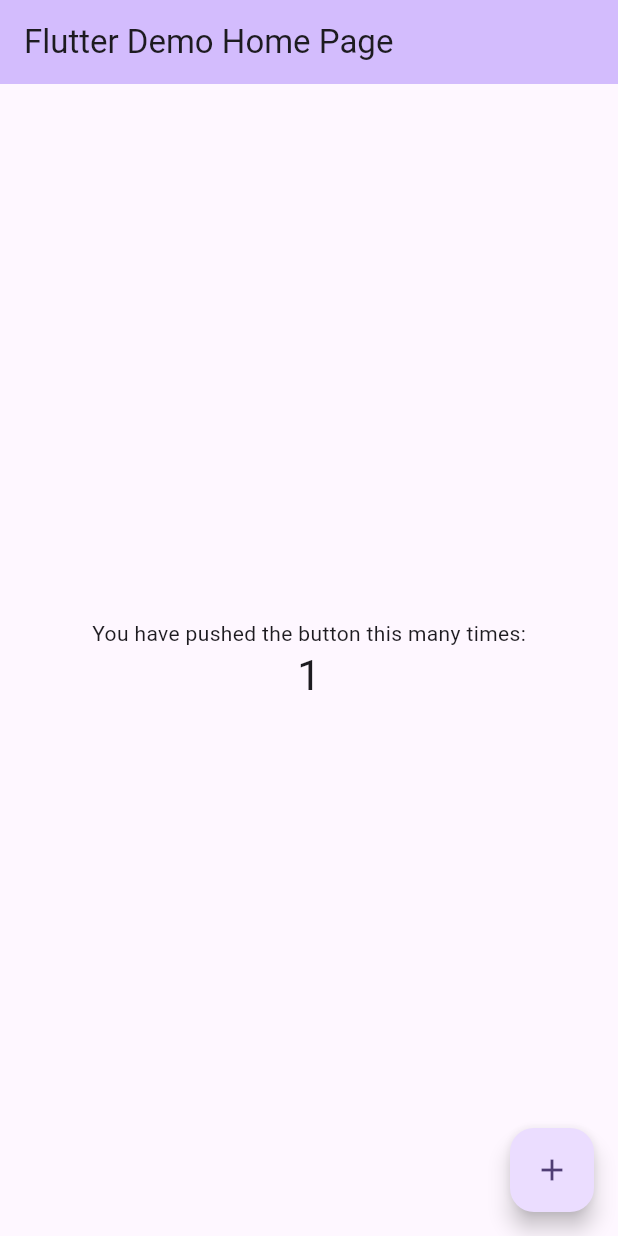
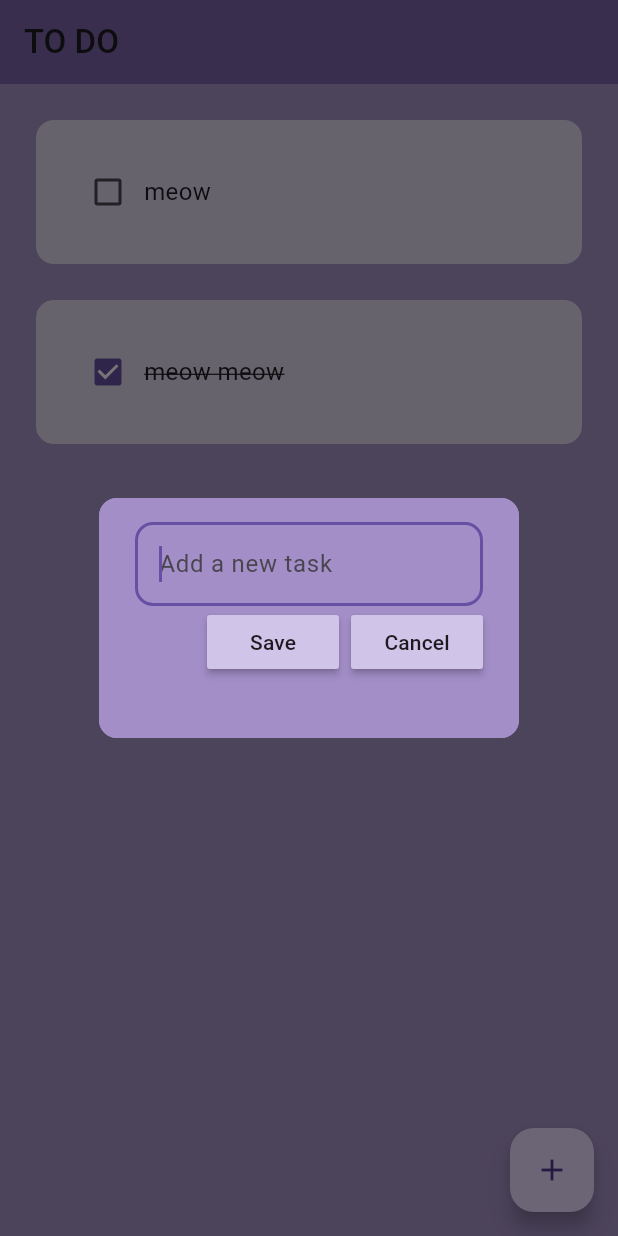
Before and after one commit to Deadlock-exe/to-do_hive, a Flutter app: the screen it shows after launch, after a tap on the "add" icon, on a phone screen of 412 x 824 dp. Run offline on Flutter 3.47's test engine with Material 3 defaults, Android fonts, the phone set to English and light mode, and no system bars; drawn by our look-alikes of flutter_slidable.

Commit message:
overall UI

```diff
--- a/lib/main.dart
+++ b/lib/main.dart
@@ -1,4 +1,5 @@
 import 'package:flutter/material.dart';
+import 'package:todo/pages/homepage.dart';
 
 void main() {
   runApp(const MyApp());
@@ -7,119 +8,14 @@
 class MyApp extends StatelessWidget {
   const MyApp({super.key});
 
-  // This widget is the root of your application.
   @override
   Widget build(BuildContext context) {
     return MaterialApp(
-      title: 'Flutter Demo',
+      debugShowCheckedModeBanner: false,
+      home: const HomePage(),
       theme: ThemeData(
-        // This is the theme of your application.
-        //
-        // TRY THIS: Try running your application with "flutter run". You'll see
-        // the application has a purple toolbar. Then, without quitting the app,
-        // try changing the seedColor in the colorScheme below to Colors.green
-        // and then invoke "hot reload" (save your changes or press the "hot
-        // reload" button in a Flutter-supported IDE, or press "r" if you used
-        // the command line to start the app).
-        //
-        // Notice that the counter didn't reset back to zero; the application
-        // state is not lost during the reload. To reset the state, use hot
-        // restart instead.
-        //
-        // This works for code too, not just values: Most code changes can be
-        // tested with just a hot reload.
-        colorScheme: ColorScheme.fromSeed(seedColor: Colors.deepPurple),
-        useMaterial3: true,
+        primarySwatch: Colors.deepPurple,
       ),
-      home: const MyHomePage(title: 'Flutter Demo Home Page'),
     );
   }
 }
-
-class MyHomePage extends StatefulWidget {
-  const MyHomePage({super.key, required this.title});
-
-  // This widget is the home page of your application. It is stateful, meaning
-  // that it has a State object (defined below) that contains fields that affect
-  // how it looks.
-
-  // This class is the configuration for the state. It holds the values (in this
-  // case the title) provided by the parent (in this case the App widget) and
-  // used by the build method of the State. Fields in a Widget subclass are
-  // always marked "final".
-
-  final String title;
-
-  @override
-  State<MyHomePage> createState() => _MyHomePageState();
-}
-
-class _MyHomePageState extends State<MyHomePage> {
-  int _counter = 0;
-
-  void _incrementCounter() {
-    setState(() {
-      // This call to setState tells the Flutter framework that something has
-      // changed in this State, which causes it to rerun the build method below
-      // so that the display can reflect the updated values. If we changed
-      // _counter without calling setState(), then the build method would not be
-      // called again, and so nothing would appear to happen.
-      _counter++;
-    });
-  }
-
-  @override
-  Widget build(BuildContext context) {
-    // This method is rerun every time setState is called, for instance as done
-    // by the _incrementCounter method above.
-    //
-    // The Flutter framework has been optimized to make rerunning build methods
-    // fast, so that you can just rebuild anything that needs updating rather
-    // than having to individually change instances of widgets.
-    return Scaffold(
-      appBar: AppBar(
-        // TRY THIS: Try changing the color here to a specific color (to
-        // Colors.amber, perhaps?) and trigger a hot reload to see the AppBar
-        // change color while the other colors stay the same.
-        backgroundColor: Theme.of(context).colorScheme.inversePrimary,
-        // Here we take the value from the MyHomePage object that was created by
-        // the App.build method, and use it to set our appbar title.
-        title: Text(widget.title),
-      ),
-      body: Center(
-        // Center is a layout widget. It takes a single child and positions it
-        // in the middle of the parent.
-        child: Column(
-          // Column is also a layout widget. It takes a list of children and
-          // arranges them vertically. By default, it sizes itself to fit its
-          // children horizontally, and tries to be as tall as its parent.
-          //
-          // Column has various properties to control how it sizes itself and
-          // how it positions its children. Here we use mainAxisAlignment to
-          // center the children vertically; the main axis here is the vertical
-          // axis because Columns are vertical (the cross axis would be
-          // horizontal).
-          //
-          // TRY THIS: Invoke "debug painting" (choose the "Toggle Debug Paint"
-          // action in the IDE, or press "p" in the console), to see the
-          // wireframe for each widget.
-          mainAxisAlignment: MainAxisAlignment.center,
-          children: <Widget>[
-            const Text(
-              'You have pushed the button this many times:',
-            ),
-            Text(
-              '$_counter',
-              style: Theme.of(context).textTheme.headlineMedium,
-            ),
-          ],
-        ),
-      ),
-      floatingActionButton: FloatingActionButton(
-        onPressed: _incrementCounter,
-        tooltip: 'Increment',
-        child: const Icon(Icons.add),
-      ), // This trailing comma makes auto-formatting nicer for build methods.
-    );
-  }
-}
--- /dev/null
+++ b/lib/pages/homepage.dart
@@ -0,0 +1,86 @@
+import 'package:flutter/material.dart';
+import 'package:todo/util/dialog_box.dart';
+import 'package:todo/util/todo_tile.dart';
+
+class HomePage extends StatefulWidget {
+  const HomePage({super.key});
+
+  @override
+  State<HomePage> createState() => _HomePageState();
+}
+
+class _HomePageState extends State<HomePage> {
+  List toDoList = [
+    ["meow", false],
+    ["meow meow", true],
+  ];
+
+  final _controller = TextEditingController();
+
+  void checkBoxChanged(bool? value, int index) {
+    setState(() {
+      toDoList[index][1] = !toDoList[index][1];
+    });
+  }
+
+  void saveNewTask() {
+    setState(() {
+      toDoList.add([
+        _controller.text,
+        false,
+      ]);
+      _controller.clear();
+    });
+    Navigator.of(context).pop();
+  }
+
+  void createNewTask() {
+    showDialog(
+      context: context,
+      builder: (context) {
+        return DialogBox(
+          controller: _controller,
+          onSave: saveNewTask,
+          onCancel: () => Navigator.of(context).pop(),
+        );
+      },
+    );
+  }
+
+  void deleteTask(int index) {
+    setState(() {
+      toDoList.removeAt(index);
+    });
+  }
+
+  @override
+  Widget build(BuildContext context) {
+    return Scaffold(
+      backgroundColor: const Color.fromARGB(255, 166, 148, 199),
+      appBar: AppBar(
+        backgroundColor: const Color.fromARGB(255, 127, 101, 172),
+        title: const Text(
+          "TO DO",
+          style: TextStyle(
+            fontWeight: FontWeight.w500,
+          ),
+        ),
+      ),
+      floatingActionButton: FloatingActionButton(
+        onPressed: createNewTask,
+        child: const Icon(Icons.add),
+      ),
+      body: ListView.builder(
+        itemCount: toDoList.length,
+        itemBuilder: (context, index) {
+          return ToDoTile(
+            taskName: toDoList[index][0],
+            isDone: toDoList[index][1],
+            onChanged: (value) => checkBoxChanged(value, index),
+            deleteTask: (context) => deleteTask(index),
+          );
+        },
+      ),
+    );
+  }
+}
--- /dev/null
+++ b/lib/util/dialog_box.dart
@@ -0,0 +1,60 @@
+import 'package:flutter/material.dart';
+import 'package:todo/util/my_button.dart';
+
+class DialogBox extends StatelessWidget {
+  final controller;
+  final VoidCallback onSave;
+  final VoidCallback onCancel;
+  const DialogBox({
+    super.key,
+    this.controller,
+    required this.onSave,
+    required this.onCancel,
+  });
+
+  @override
+  Widget build(BuildContext context) {
+    return AlertDialog(
+      shape: OutlineInputBorder(
+        borderSide: const BorderSide(
+          color: Color.fromARGB(255, 163, 142, 199),
+        ),
+        borderRadius: BorderRadius.circular(12),
+      ),
+      backgroundColor: const Color.fromARGB(255, 163, 142, 199),
+      content: Container(
+        height: 120,
+        child: Column(
+          children: [
+            TextField(
+              controller: controller,
+              autofocus: true,
+              decoration: InputDecoration(
+                hintText: 'Add a new task',
+                border: OutlineInputBorder(
+                  borderRadius: BorderRadius.circular(12),
+                ),
+              ),
+            ),
+            Row(
+              mainAxisAlignment: MainAxisAlignment.end,
+              children: [
+                MyButton(
+                  text: "Save",
+                  onPressed: onSave,
+                ),
+                const SizedBox(
+                  width: 8,
+                ),
+                MyButton(
+                  text: "Cancel",
+                  onPressed: onCancel,
+                ),
+              ],
+            )
+          ],
+        ),
+      ),
+    );
+  }
+}
--- /dev/null
+++ b/lib/util/my_button.dart
@@ -0,0 +1,20 @@
+import 'package:flutter/material.dart';
+
+class MyButton extends StatelessWidget {
+  final String text;
+  final VoidCallback onPressed;
+  const MyButton({
+    super.key,
+    required this.text,
+    required this.onPressed,
+  });
+
+  @override
+  Widget build(BuildContext context) {
+    return MaterialButton(
+      onPressed: onPressed,
+      color: Theme.of(context).primaryColorLight,
+      child: Text(text),
+    );
+  }
+}
--- /dev/null
+++ b/lib/util/todo_tile.dart
@@ -0,0 +1,64 @@
+import 'package:flutter/material.dart';
+import 'package:flutter_slidable/flutter_slidable.dart';
+
+class ToDoTile extends StatelessWidget {
+  final String taskName;
+  final bool isDone;
+  final Function(bool?)? onChanged;
+  final Function(BuildContext)? deleteTask;
+
+  const ToDoTile({
+    super.key,
+    required this.taskName,
+    required this.isDone,
+    required this.onChanged,
+    this.deleteTask,
+  });
+
+  @override
+  Widget build(BuildContext context) {
+    return Padding(
+      padding: const EdgeInsets.only(
+        left: 24,
+        right: 24,
+        top: 24,
+      ),
+      child: Slidable(
+        endActionPane: ActionPane(
+          motion: const StretchMotion(),
+          children: [
+            SlidableAction(
+              onPressed: deleteTask,
+              icon: Icons.delete,
+              backgroundColor: Colors.grey,
+              borderRadius: BorderRadius.circular(12),
+            ),
+          ],
+        ),
+        child: Container(
+          decoration: BoxDecoration(
+            color: const Color.fromARGB(255, 223, 216, 236),
+            borderRadius: BorderRadius.circular(12),
+          ),
+          padding: const EdgeInsets.all(24),
+          child: Row(
+            children: [
+              Checkbox(
+                value: isDone,
+                onChanged: onChanged,
+              ),
+              Text(
+                taskName,
+                style: TextStyle(
+                  fontSize: 16,
+                  decoration:
+                      isDone ? TextDecoration.lineThrough : TextDecoration.none,
+                ),
+              ),
+            ],
+          ),
+        ),
+      ),
+    );
+  }
+}
--- a/pubspec.yaml
+++ b/pubspec.yaml
@@ -35,6 +35,7 @@ dependencies:
   # The following adds the Cupertino Icons font to your application.
   # Use with the CupertinoIcons class for iOS style icons.
   cupertino_icons: ^1.0.6
+  flutter_slidable: ^3.0.1
 
 dev_dependencies:
   flutter_test:
```
Also changed, not shown: pubspec.lock.
